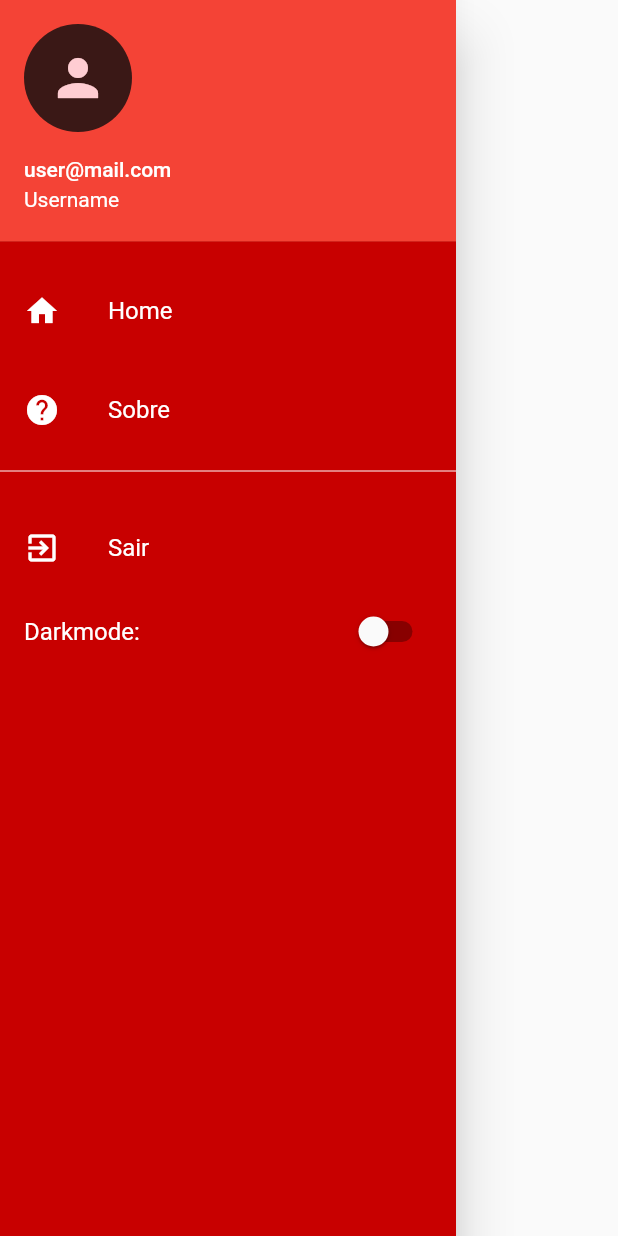
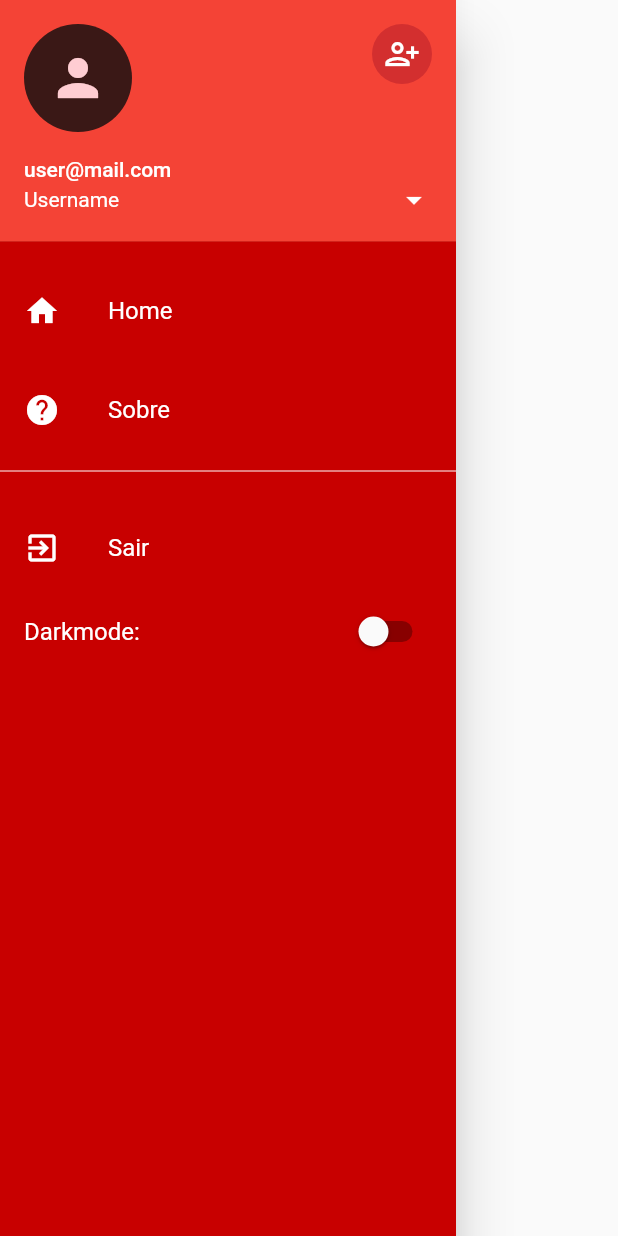
Before and after one commit to luizfelipetorres/flutter-simple-tasklist, a Flutter app: the NavigationDrawer widget shown alone on an empty page, opened directly, on a phone screen of 412 x 824 dp. Run offline on Flutter 3.47's test engine with Material 2 defaults, Android fonts, the phone set to English and light mode, and no system bars.

Commit message:
Melhorias no navigation drawer

```diff
--- a/lib/widgets/navigation_drawer.dart
+++ b/lib/widgets/navigation_drawer.dart
@@ -54,6 +54,7 @@ class _NavigationDrawerState extends State<NavigationDrawer> {
     );
   }
 
+  ///"Construtor" do switch de darkmode
   buildSwitchDarkMode() => SwitchListTile(
         title: Text(
           "Darkmode: ",
@@ -66,6 +67,7 @@ class _NavigationDrawerState extends State<NavigationDrawer> {
         hoverColor: hoverColor,
       );
 
+  ///"Construtor" do item de menu
   buildMenuItem(
       {required String text, required IconData icon, VoidCallback? onClick}) {
     return ListTile(
@@ -79,6 +81,7 @@ class _NavigationDrawerState extends State<NavigationDrawer> {
     );
   }
 
+  ///Função de click nos itens do drawer
   void selectedItem(BuildContext context, int i) {
     Navigator.of(context).pop();
     switch (i) {
@@ -105,6 +108,7 @@ class _NavigationDrawerState extends State<NavigationDrawer> {
     }
   }
 
+  ///Constroi o header com informações do usuário
   buildHeader(
       {required String name, required String email, required String img}) {
     return UserAccountsDrawerHeader(
@@ -118,6 +122,10 @@ class _NavigationDrawerState extends State<NavigationDrawer> {
           size: 40,
         ),
       ),
+      onDetailsPressed: () {},
+      otherAccountsPictures: [
+        CircleAvatar(child: Icon(Icons.person_add_alt_1_outlined))
+      ],
     );
   }
 }
```
